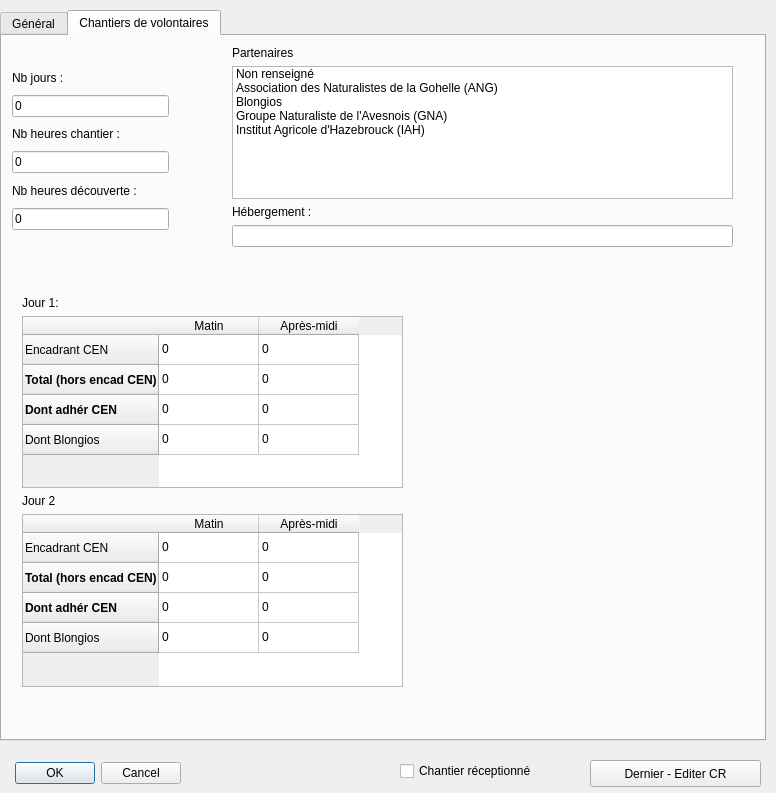
Before: the Qt Designer form ui_operation.ui in VincentD/bdtravaux, drawn with Qt 5.
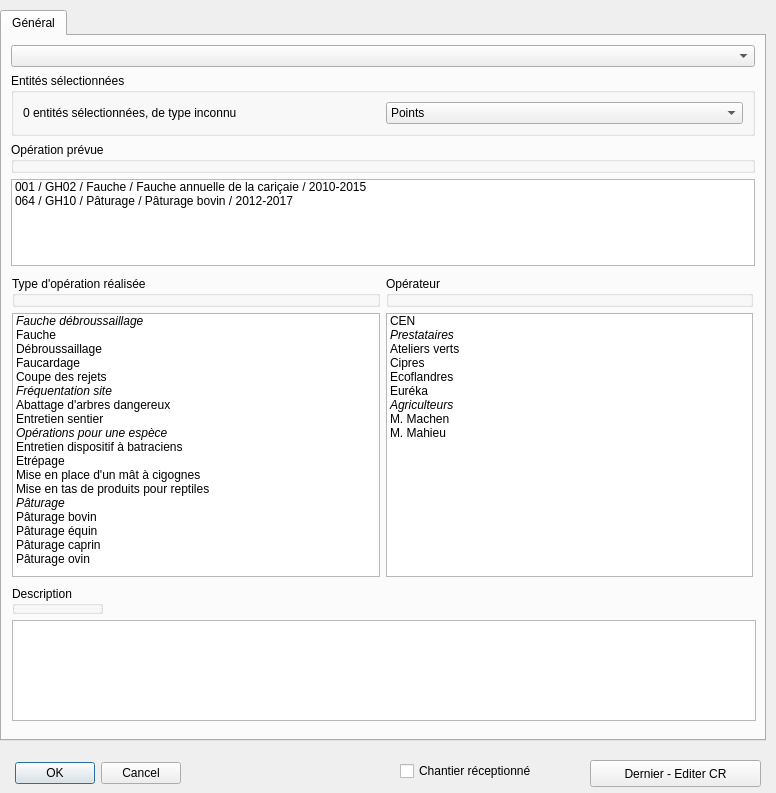
After: the same form once the commit is applied. The open tabs and pages were chosen to show the change.

Commit message: issue #22 : l'onglet "chantier de volontaires" a été transféré avec succès dans le module "sortie" issue #23 : le module "sortie" est correctement réinitialisé lors d'une nouvelle saisie, sans besoin de recharger le plugin.

Diff of the .ui file:
```diff
--- a/ui_operation.ui
+++ b/ui_operation.ui
@@ -430,339 +430,6 @@
      </layout>
     </widget>
    </widget>
-   <widget class="QWidget" name="tab_chantvol">
-    <attribute name="title">
-     <string>Chantiers de volontaires</string>
-    </attribute>
-    <widget class="QWidget" name="layoutWidget">
-     <property name="geometry">
-      <rect>
-       <x>10</x>
-       <y>30</y>
-       <width>157</width>
-       <height>164</height>
-      </rect>
-     </property>
-     <layout class="QVBoxLayout" name="verticalLayout">
-      <item>
-       <widget class="QLabel" name="chlbl_nbjours">
-        <property name="text">
-         <string>Nb jours :</string>
-        </property>
-       </widget>
-      </item>
-      <item>
-       <widget class="QLineEdit" name="ch_nb_jours">
-        <property name="enabled">
-         <bool>true</bool>
-        </property>
-        <property name="text">
-         <string>0</string>
-        </property>
-       </widget>
-      </item>
-      <item>
-       <widget class="QLabel" name="chlbl_heurchant">
-        <property name="text">
-         <string>Nb heures chantier :</string>
-        </property>
-       </widget>
-      </item>
-      <item>
-       <widget class="QLineEdit" name="ch_nb_heur_ch">
-        <property name="text">
-         <string>0</string>
-        </property>
-       </widget>
-      </item>
-      <item>
-       <widget class="QLabel" name="chlbl_heurdecouv">
-        <property name="text">
-         <string>Nb heures découverte :</string>
-        </property>
-       </widget>
-      </item>
-      <item>
-       <widget class="QLineEdit" name="ch_nb_heur_dec">
-        <property name="text">
-         <string>0</string>
-        </property>
-       </widget>
-      </item>
-     </layout>
-    </widget>
-    <widget class="QWidget" name="layoutWidget">
-     <property name="geometry">
-      <rect>
-       <x>230</x>
-       <y>10</y>
-       <width>501</width>
-       <height>201</height>
-      </rect>
-     </property>
-     <layout class="QVBoxLayout" name="verticalLayout_2">
-      <item>
-       <widget class="QLabel" name="chlbl_partenaire">
-        <property name="text">
-         <string>Partenaires</string>
-        </property>
-       </widget>
-      </item>
-      <item>
-       <widget class="QListWidget" name="ch_partenaire">
-        <property name="selectionMode">
-         <enum>QAbstractItemView::MultiSelection</enum>
-        </property>
-        <item>
-         <property name="text">
-          <string>Non renseigné</string>
-         </property>
-        </item>
-        <item>
-         <property name="text">
-          <string>Association des Naturalistes de la Gohelle (ANG)</string>
-         </property>
-        </item>
-        <item>
-         <property name="text">
-          <string>Blongios</string>
-         </property>
-        </item>
-        <item>
-         <property name="text">
-          <string>Groupe Naturaliste de l'Avesnois (GNA)</string>
-         </property>
-        </item>
-        <item>
-         <property name="text">
-          <string>Institut Agricole d'Hazebrouck (IAH)</string>
-         </property>
-        </item>
-       </widget>
-      </item>
-      <item>
-       <widget class="QLabel" name="chlbl_heberg">
-        <property name="text">
-         <string>Hébergement :</string>
-        </property>
-       </widget>
-      </item>
-      <item>
-       <widget class="QLineEdit" name="ch_heberg"/>
-      </item>
-     </layout>
-    </widget>
-    <widget class="QWidget" name="layoutWidget">
-     <property name="geometry">
-      <rect>
-       <x>20</x>
-       <y>260</y>
-       <width>381</width>
-       <height>391</height>
-      </rect>
-     </property>
-     <layout class="QVBoxLayout" name="verticalLayout_3">
-      <item>
-       <widget class="QLabel" name="chlbl_nbpers_jr1">
-        <property name="text">
-         <string>Jour 1:</string>
-        </property>
-       </widget>
-      </item>
-      <item>
-       <widget class="QTableWidget" name="chtab_nbpers_jr1">
-        <row>
-         <property name="text">
-          <string>Encadrant CEN</string>
-         </property>
-         <property name="font">
-          <font>
-           <weight>50</weight>
-           <bold>false</bold>
-          </font>
-         </property>
-        </row>
-        <row>
-         <property name="text">
-          <string>Total (hors encad CEN)</string>
-         </property>
-         <property name="font">
-          <font>
-           <weight>75</weight>
-           <bold>true</bold>
-          </font>
-         </property>
-        </row>
-        <row>
-         <property name="text">
-          <string>Dont adhér CEN</string>
-         </property>
-         <property name="font">
-          <font>
-           <weight>75</weight>
-           <bold>true</bold>
-          </font>
-         </property>
-        </row>
-        <row>
-         <property name="text">
-          <string>Dont Blongios</string>
-         </property>
-        </row>
-        <column>
-         <property name="text">
-          <string>Matin</string>
-         </property>
-        </column>
-        <column>
-         <property name="text">
-          <string>Après-midi</string>
-         </property>
-        </column>
-        <item row="0" column="0">
-         <property name="text">
-          <string>0</string>
-         </property>
-        </item>
-        <item row="0" column="1">
-         <property name="text">
-          <string>0</string>
-         </property>
-        </item>
-        <item row="1" column="0">
-         <property name="text">
-          <string>0</string>
-         </property>
-        </item>
-        <item row="1" column="1">
-         <property name="text">
-          <string>0</string>
-         </property>
-        </item>
-        <item row="2" column="0">
-         <property name="text">
-          <string>0</string>
-         </property>
-        </item>
-        <item row="2" column="1">
-         <property name="text">
-          <string>0</string>
-         </property>
-        </item>
-        <item row="3" column="0">
-         <property name="text">
-          <string>0</string>
-         </property>
-        </item>
-        <item row="3" column="1">
-         <property name="text">
-          <string>0</string>
-         </property>
-        </item>
-       </widget>
-      </item>
-      <item>
-       <widget class="QLabel" name="chlbl_nbpers_jr2">
-        <property name="text">
-         <string>Jour 2</string>
-        </property>
-       </widget>
-      </item>
-      <item>
-       <widget class="QTableWidget" name="chtab_nbpers_jr2">
-        <row>
-         <property name="text">
-          <string>Encadrant CEN</string>
-         </property>
-         <property name="font">
-          <font>
-           <weight>50</weight>
-           <bold>false</bold>
-          </font>
-         </property>
-        </row>
-        <row>
-         <property name="text">
-          <string>Total (hors encad CEN)</string>
-         </property>
-         <property name="font">
-          <font>
-           <weight>75</weight>
-           <bold>true</bold>
-          </font>
-         </property>
-        </row>
-        <row>
-         <property name="text">
-          <string>Dont adhér CEN</string>
-         </property>
-         <property name="font">
-          <font>
-           <weight>75</weight>
-           <bold>true</bold>
-          </font>
-         </property>
-        </row>
-        <row>
-         <property name="text">
-          <string>Dont Blongios</string>
-         </property>
-        </row>
-        <column>
-         <property name="text">
-          <string>Matin</string>
-         </property>
-        </column>
-        <column>
-         <property name="text">
-          <string>Après-midi</string>
-         </property>
-        </column>
-        <item row="0" column="0">
-         <property name="text">
-          <string>0</string>
-         </property>
-        </item>
-        <item row="0" column="1">
-         <property name="text">
-          <string>0</string>
-         </property>
-        </item>
-        <item row="1" column="0">
-         <property name="text">
-          <string>0</string>
-         </property>
-        </item>
-        <item row="1" column="1">
-         <property name="text">
-          <string>0</string>
-         </property>
-        </item>
-        <item row="2" column="0">
-         <property name="text">
-          <string>0</string>
-         </property>
-        </item>
-        <item row="2" column="1">
-         <property name="text">
-          <string>0</string>
-         </property>
-        </item>
-        <item row="3" column="0">
-         <property name="text">
-          <string>0</string>
-         </property>
-        </item>
-        <item row="3" column="1">
-         <property name="text">
-          <string>0</string>
-         </property>
-        </item>
-       </widget>
-      </item>
-     </layout>
-    </widget>
-   </widget>
   </widget>
   <widget class="QDialogButtonBox" name="buttonBox">
    <property name="geometry">
```
The commit also changes 4 other files.
